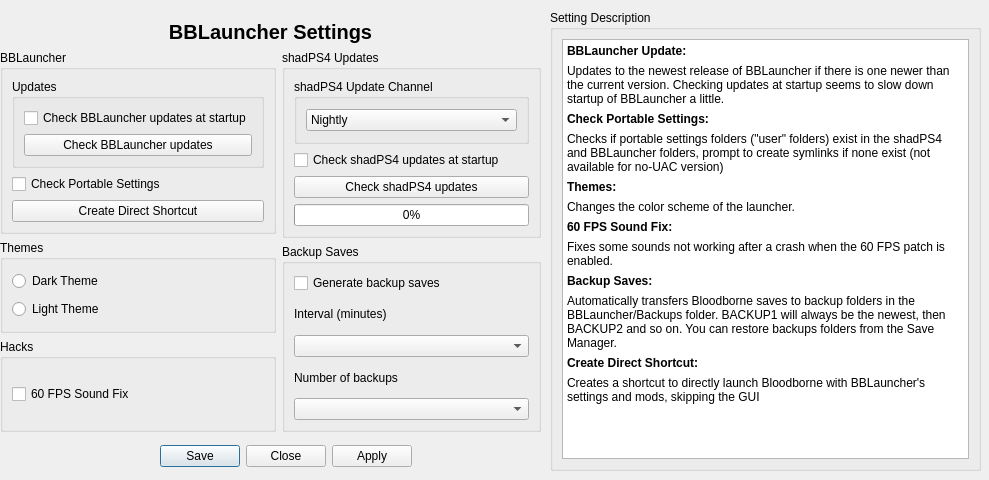
First picture: the form in settings/LauncherSettings.ui, repository rainmakerv3/BB_Launcher, before the edit.
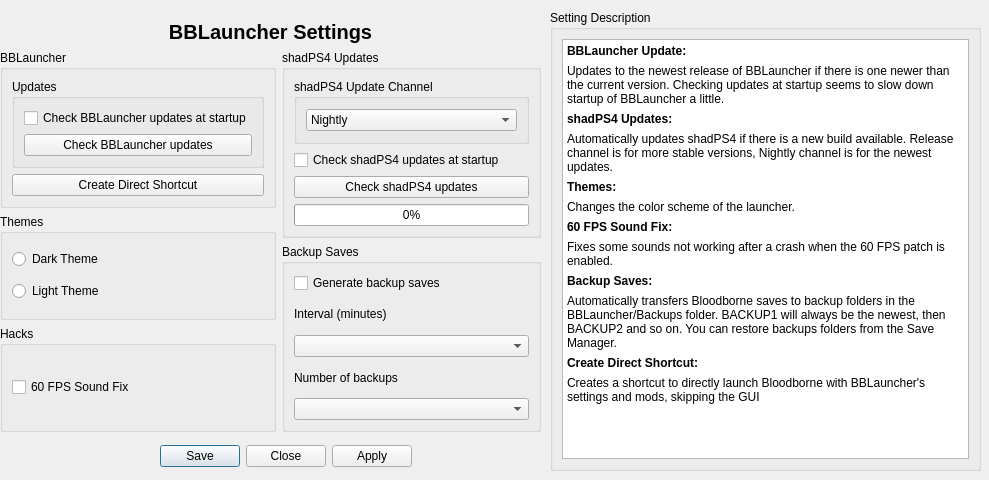
Second picture: the form after the edit.

Commit message: set exe location as workdir, remove portable settings check

What changed in the file:
```diff
--- a/settings/LauncherSettings.ui
+++ b/settings/LauncherSettings.ui
@@ -63,8 +63,8 @@
 &lt;/style&gt;&lt;/head&gt;&lt;body style=&quot; font-family:'Segoe UI'; font-size:9pt; font-weight:400; font-style:normal;&quot;&gt;
 &lt;p style=&quot; margin-top:6px; margin-bottom:6px; margin-left:0px; margin-right:0px; -qt-block-indent:0; text-indent:0px;&quot;&gt;&lt;span style=&quot; font-weight:700;&quot;&gt;BBLauncher Update:&lt;/span&gt;&lt;/p&gt;
 &lt;p style=&quot; margin-top:6px; margin-bottom:6px; margin-left:0px; margin-right:0px; -qt-block-indent:0; text-indent:0px;&quot;&gt;Updates to the newest release of BBLauncher if there is one newer than the current version. Checking updates at startup seems to slow down startup of BBLauncher a little.&lt;/p&gt;
-&lt;p style=&quot; margin-top:6px; margin-bottom:6px; margin-left:0px; margin-right:0px; -qt-block-indent:0; text-indent:0px;&quot;&gt;&lt;span style=&quot; font-weight:700;&quot;&gt;Check Portable Settings:&lt;/span&gt;&lt;/p&gt;
-&lt;p style=&quot; margin-top:6px; margin-bottom:6px; margin-left:0px; margin-right:0px; -qt-block-indent:0; text-indent:0px;&quot;&gt;Checks if portable settings folders (&amp;quot;user&amp;quot; folders) exist in the shadPS4 and BBLauncher folders, prompt to create symlinks if none exist (not available for no-UAC version)&lt;/p&gt;
+&lt;p style=&quot; margin-top:6px; margin-bottom:6px; margin-left:0px; margin-right:0px; -qt-block-indent:0; text-indent:0px;&quot;&gt;&lt;span style=&quot; font-weight:700;&quot;&gt;shadPS4 Updates:&lt;/span&gt;&lt;/p&gt;
+&lt;p style=&quot; margin-top:6px; margin-bottom:6px; margin-left:0px; margin-right:0px; -qt-block-indent:0; text-indent:0px;&quot;&gt;Automatically updates shadPS4 if there is a new build available. Release channel is for more stable versions, Nightly channel is for the newest updates.&lt;/p&gt;
 &lt;p style=&quot; margin-top:6px; margin-bottom:6px; margin-left:0px; margin-right:0px; -qt-block-indent:0; text-indent:0px;&quot;&gt;&lt;span style=&quot; font-weight:700;&quot;&gt;Themes:&lt;/span&gt;&lt;/p&gt;
 &lt;p style=&quot; margin-top:6px; margin-bottom:6px; margin-left:0px; margin-right:0px; -qt-block-indent:0; text-indent:0px;&quot;&gt;Changes the color scheme of the launcher.&lt;/p&gt;
 &lt;p style=&quot; margin-top:6px; margin-bottom:6px; margin-left:0px; margin-right:0px; -qt-block-indent:0; text-indent:0px;&quot;&gt;&lt;span style=&quot; font-weight:700;&quot;&gt;60 FPS Sound Fix:&lt;/span&gt;&lt;/p&gt;
@@ -149,13 +149,6 @@
              </layout>
             </widget>
            </item>
-           <item>
-            <widget class="QCheckBox" name="PortableSettingsCheckBox">
-             <property name="text">
-              <string>Check Portable Settings</string>
-             </property>
-            </widget>
-           </item>
            <item>
             <widget class="QPushButton" name="shortcutButton">
              <property name="text">
```
The commit also changes 8 other files.
